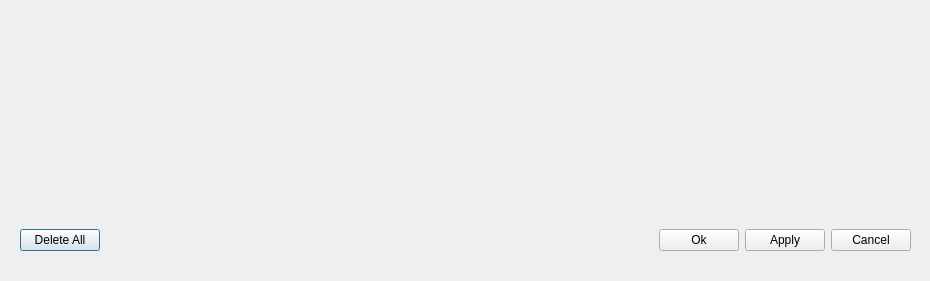
This is ui/dialog.ui in aoloe/scribus-playground-tabulators as Qt 5 draws it before an edit. The edited form follows.
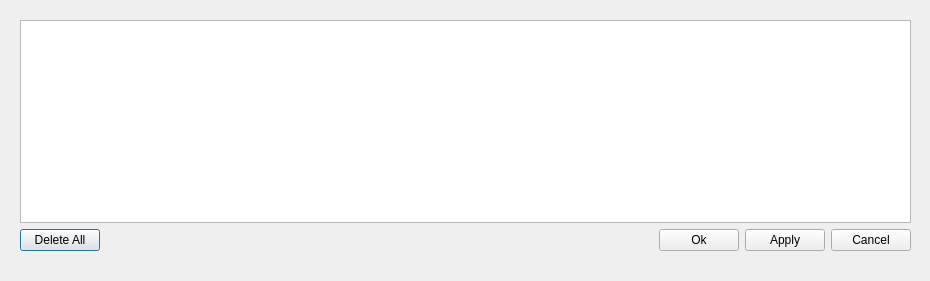
This is the edited form.

Commit message: try to sort the list

Diff of the .ui file:
```diff
--- a/ui/dialog.ui
+++ b/ui/dialog.ui
@@ -24,17 +24,7 @@
    </property>
    <layout class="QVBoxLayout" name="verticalLayout">
     <item>
-     <spacer name="verticalSpacer">
-      <property name="orientation">
-       <enum>Qt::Vertical</enum>
-      </property>
-      <property name="sizeHint" stdset="0">
-       <size>
-        <width>20</width>
-        <height>40</height>
-       </size>
-      </property>
-     </spacer>
+     <widget class="QListWidget" name="listWidget"/>
     </item>
     <item>
      <layout class="QHBoxLayout" name="horizontalLayout_2">
```
Left out of the diff: 42 changed lines with no effect on the pictures. The commit also changes 7 other files.
